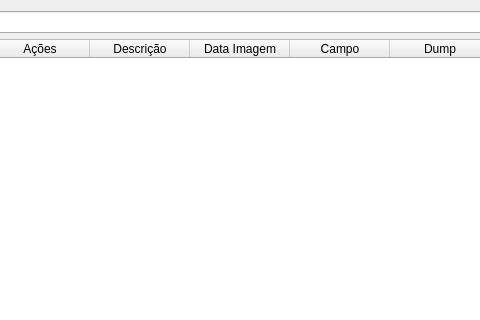
Above: uis/mPhotos.ui from dsgoficial/SAP_Gerente before the change; both pictures show x 122 to 602 and y 0 to 320 of the 800 by 600 pixel window. Below: the same form after it.
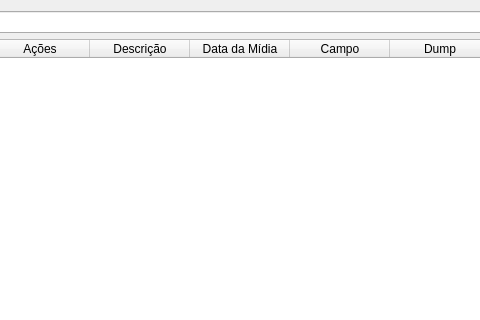
That is the form after the change.

The edit to the form file:
```diff
--- a/uis/mPhotos.ui
+++ b/uis/mPhotos.ui
@@ -33,7 +33,7 @@
      </column>
      <column>
       <property name="text">
-       <string>Data Imagem</string>
+       <string>Data da Mídia</string>
       </property>
      </column>
      <column>
```
Left out of the diff: 2 changed lines with no effect on the pictures.
